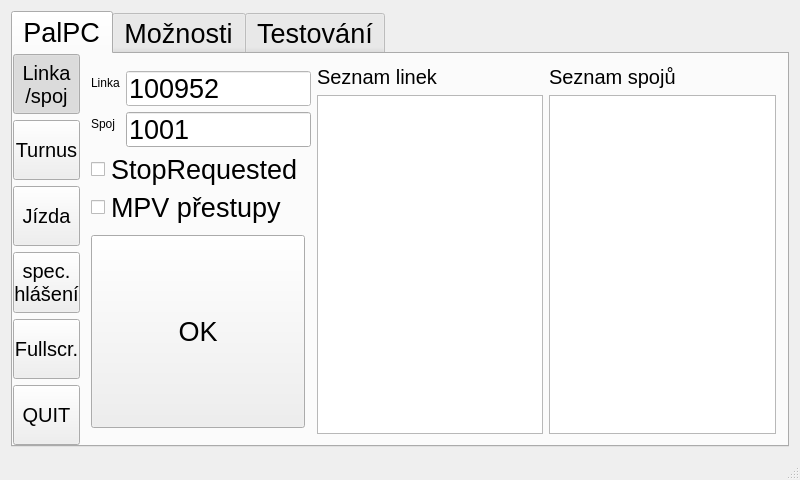
Above: mainwindow.ui from frutabruta/VDV301tester before the change. Below: the same form after it.
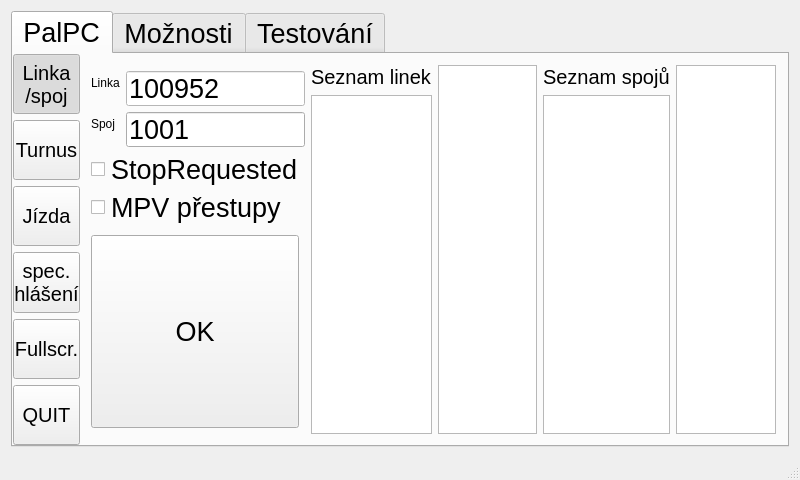
That is the form after the change. The open tabs and pages were chosen to show the change.

Commit message: model view pred odmazanim

What changed in the file:
```diff
--- a/mainwindow.ui
+++ b/mainwindow.ui
@@ -1761,6 +1761,13 @@
                   </item>
                  </layout>
                 </item>
+                <item>
+                 <widget class="QListView" name="listView_linky">
+                  <property name="editTriggers">
+                   <set>QAbstractItemView::EditKeyPressed</set>
+                  </property>
+                 </widget>
+                </item>
                 <item>
                  <layout class="QVBoxLayout" name="verticalLayout_9">
                   <item>
@@ -1786,6 +1793,9 @@
                   </item>
                  </layout>
                 </item>
+                <item>
+                 <widget class="QListView" name="listView_spoje"/>
+                </item>
                </layout>
               </item>
               <item row="3" column="0">
```
Left out of the diff: 50 changed lines with no effect on the pictures. The commit also changes 11 other files.
